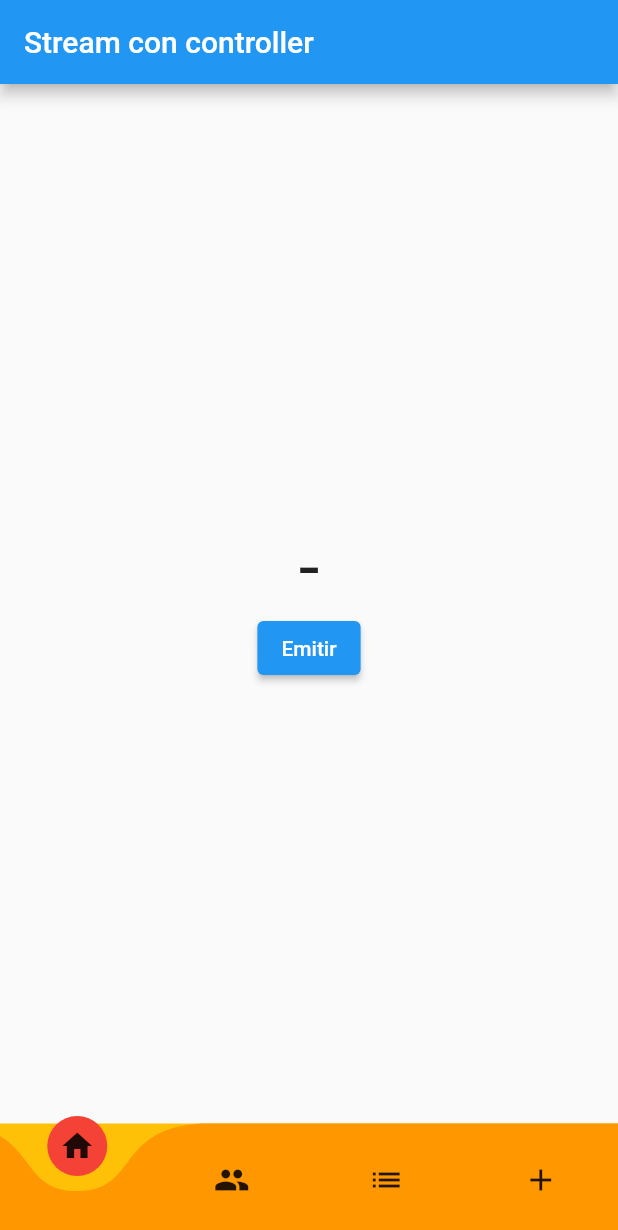
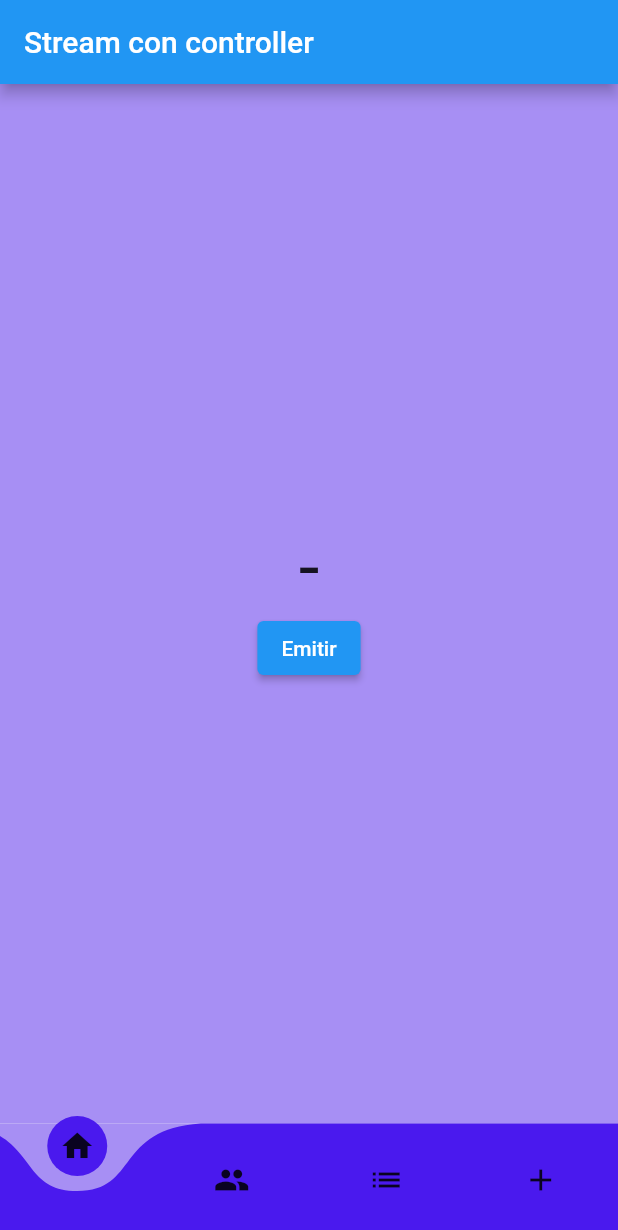
Before and after one commit to fr4nsgallegos/candidateapp, a Flutter app: the screen it shows after launch, swiped to page 3, on a phone screen of 412 x 824 dp. Shown: the top 1230 px of the screen. Run offline on Flutter 3.47's test engine with Material 2 defaults, Android fonts, the phone set to English and light mode, and no system bars; drawn by our look-alikes of curved_navigation_bar; our stand-ins replace cloud_firestore, firebase_auth, firebase_core, google_sign_in; accounts and stored records are empty.

Commit message:
curved bottom bar

```diff
--- a/lib/pages/home_page.dart
+++ b/lib/pages/home_page.dart
@@ -20,6 +20,7 @@ class HomePage extends StatelessWidget {
   @override
   Widget build(BuildContext context) {
     return Scaffold(
+      backgroundColor: bgColor,
       // appBar: AppBar(title: Text("Home")),
       body: Center(
         child: Column(
--- a/lib/pages/stream_page.dart
+++ b/lib/pages/stream_page.dart
@@ -75,6 +75,7 @@ class _StreamPageState extends State<StreamPage> {
     });
 
     return Scaffold(
+        backgroundColor: widget.bgColor,
         // appBar: AppBar(title: Text("STREAM PAGE")),
         body: StreamBuilder(
             stream: candidateReference.snapshots(),
--- a/lib/pages/stream_page_controller.dart
+++ b/lib/pages/stream_page_controller.dart
@@ -61,6 +61,7 @@ class _StreamPageControllerState extends State<StreamPageController> {
     });
 
     return Scaffold(
+      backgroundColor: widget.bgColor,
       // appBar: AppBar(title: Text("STREAM PAGE")),
       body: Center(
         child: Column(
--- a/lib/pages/tab_bar_page.dart
+++ b/lib/pages/tab_bar_page.dart
@@ -32,9 +32,9 @@ class _TabBarPageState extends State<TabBarPage> {
         ],
       ),
       bottomNavigationBar: CurvedNavigationBar(
-        backgroundColor: Colors.amber,
-        color: Colors.orange,
-        buttonBackgroundColor: Colors.red,
+        backgroundColor: pageDetails[_activePageIndex]['navigationBarColor'],
+        color: pageDetails[_activePageIndex]['bottom_Color'],
+        // buttonBackgroundColor: pageDetails[_activePageIndex]['bottom_Color'],
         items: [
           Icon(Icons.home),
           Icon(Icons.people),
--- a/lib/utils/tab_map.dart
+++ b/lib/utils/tab_map.dart
@@ -32,7 +32,7 @@ final List<Map<String, dynamic>> pageDetails = [
   {
     'pageName': HomePage(bgColor: Colors.amber.shade200),
     'title': 'Home',
-    'navigationBarColor': Colors.amber.shade600,
+    'navigationBarColor': Colors.amber.shade200,
     'bottom_Color': Colors.amber.shade600,
   }
 ];
```
